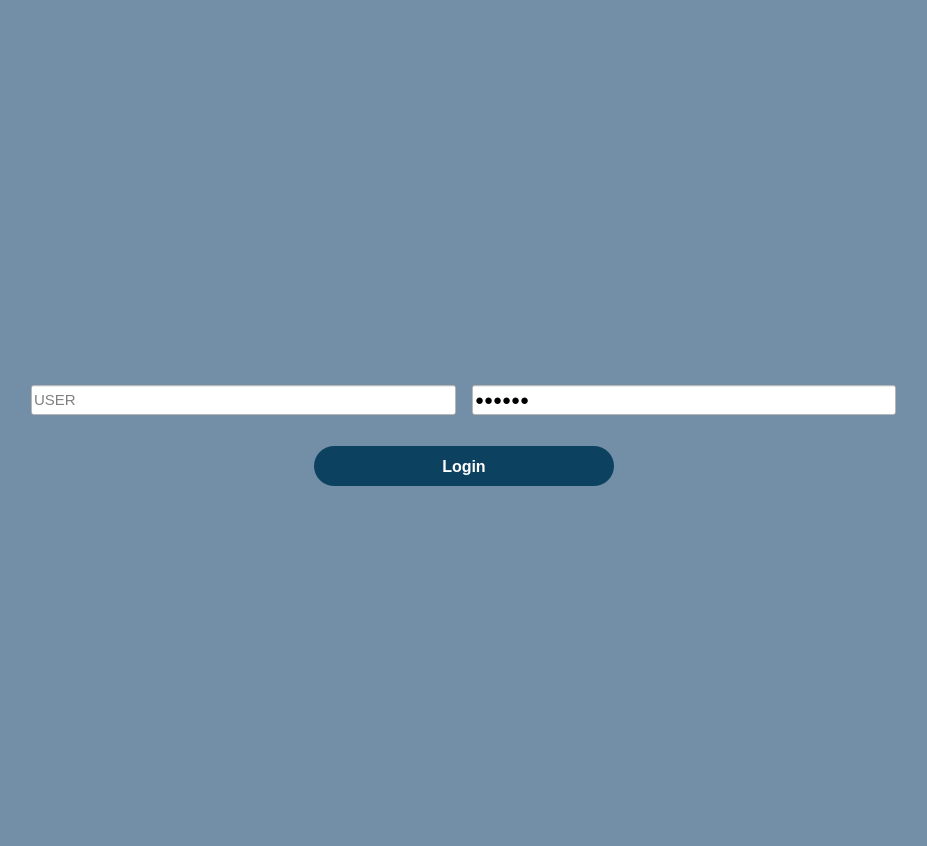
Before: the Qt Designer form login.ui in Necro-404/Erp, drawn with Qt 5.
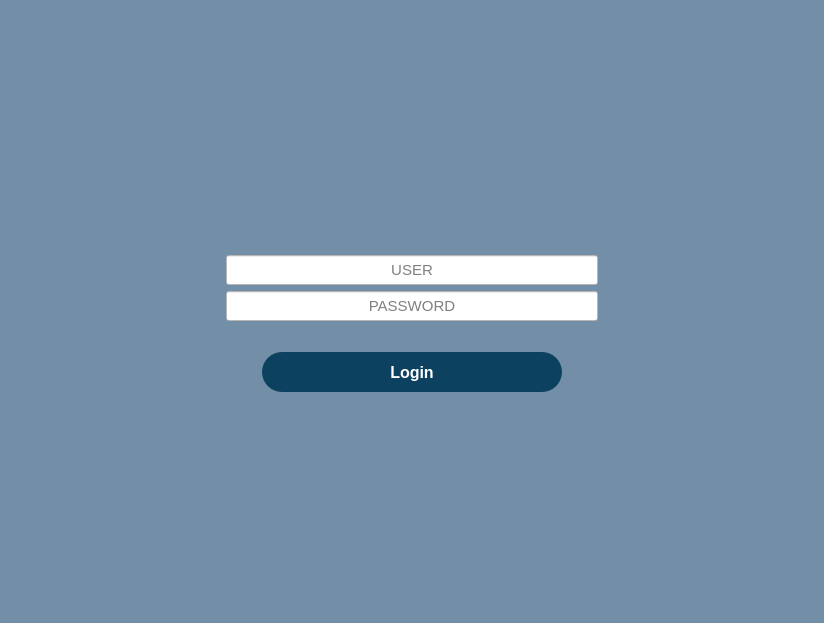
After: the same form once the commit is applied. Icons and pictures are not drawn.

Patch:
```diff
--- a/login.ui
+++ b/login.ui
@@ -6,8 +6,8 @@
    <rect>
     <x>0</x>
     <y>0</y>
-    <width>927</width>
-    <height>846</height>
+    <width>824</width>
+    <height>623</height>
    </rect>
   </property>
   <property name="sizePolicy">
@@ -33,7 +33,7 @@
   <property name="styleSheet">
    <string notr="true">background-color: rgb(115, 143, 167);</string>
   </property>
-  <layout class="QVBoxLayout" name="verticalLayout_3">
+  <layout class="QVBoxLayout" name="verticalLayout_4">
    <item>
     <widget class="QFrame" name="frame">
      <property name="sizePolicy">
@@ -66,18 +66,6 @@
       <enum>QFrame::Raised</enum>
      </property>
      <layout class="QVBoxLayout" name="verticalLayout_2">
-      <property name="leftMargin">
-       <number>20</number>
-      </property>
-      <property name="topMargin">
-       <number>20</number>
-      </property>
-      <property name="rightMargin">
-       <number>20</number>
-      </property>
-      <property name="bottomMargin">
-       <number>20</number>
-      </property>
       <item>
        <layout class="QHBoxLayout" name="horizontalLayout">
         <item>
@@ -90,13 +78,7 @@
         <item>
          <widget class="QLabel" name="icon">
           <property name="text">
-           <string/>
-          </property>
-          <property name="pixmap">
-           <pixmap>../../Downloads/user-interface.png</pixmap>
-          </property>
-          <property name="scaledContents">
-           <bool>true</bool>
+           <string>&lt;html&gt;&lt;head/&gt;&lt;body&gt;&lt;p&gt;&lt;img src=&quot;file:///C:/Users/USER/Pictures/Frame 81.png&quot;/&gt;&lt;/p&gt;&lt;/body&gt;&lt;/html&gt;</string>
           </property>
          </widget>
         </item>
@@ -110,10 +92,24 @@
        </layout>
       </item>
       <item>
-       <layout class="QHBoxLayout" name="horizontalLayout_3" stretch="0,0">
-        <property name="spacing">
-         <number>16</number>
-        </property>
+       <layout class="QVBoxLayout" name="verticalLayout">
+        <item>
+         <layout class="QHBoxLayout" name="horizontalLayout_3">
+          <item>
+           <widget class="QLabel" name="label_7">
+            <property name="maximumSize">
+             <size>
+              <width>200</width>
+              <height>16777215</height>
+             </size>
+            </property>
+            <property name="text">
+             <string/>
+            </property>
+           </widget>
+          </item>
+          <item>
+           <layout class="QVBoxLayout" name="verticalLayout_3">
         <property name="sizeConstraint">
          <enum>QLayout::SetDefaultConstraint</enum>
         </property>
@@ -166,6 +162,9 @@
           <property name="text">
            <string/>
           </property>
+              <property name="alignment">
+               <set>Qt::AlignCenter</set>
+              </property>
           <property name="placeholderText">
            <string>USER</string>
           </property>
@@ -196,15 +195,21 @@
             <pointsize>11</pointsize>
            </font>
           </property>
+              <property name="layoutDirection">
+               <enum>Qt::LeftToRight</enum>
+              </property>
           <property name="styleSheet">
            <string notr="true">background-color: rgb(255, 255, 255);</string>
           </property>
           <property name="text">
-           <string>ASDASD</string>
+               <string/>
           </property>
           <property name="echoMode">
            <enum>QLineEdit::Password</enum>
           </property>
+              <property name="alignment">
+               <set>Qt::AlignCenter</set>
+              </property>
           <property name="placeholderText">
            <string>PASSWORD</string>
           </property>
@@ -213,6 +218,21 @@
        </layout>
       </item>
       <item>
+           <widget class="QLabel" name="label_6">
+            <property name="maximumSize">
+             <size>
+              <width>200</width>
+              <height>16777215</height>
+             </size>
+            </property>
+            <property name="text">
+             <string/>
+            </property>
+           </widget>
+          </item>
+         </layout>
+        </item>
+        <item>
        <layout class="QHBoxLayout" name="horizontalLayout_2">
         <property name="topMargin">
          <number>10</number>
@@ -280,6 +300,8 @@
        </layout>
       </item>
      </layout>
+      </item>
+     </layout>
     </widget>
    </item>
   </layout>
```
Left out of the diff: 5 changed lines with no effect on the pictures. Lines whose indentation alone changed are shown as unchanged.
